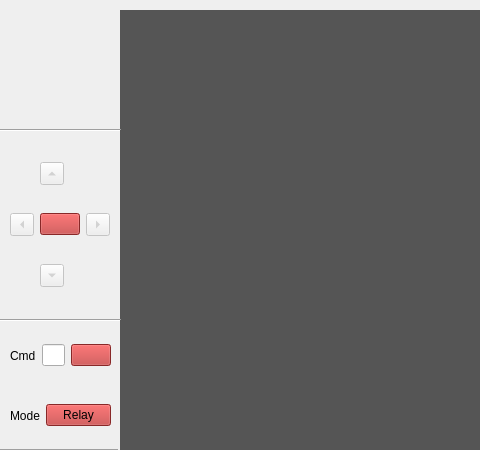
Before: the Qt Designer form pyqt/ui_file.ui in SarathM1/OpenCV2, drawn with Qt 5; both pictures show x 0 to 480 and y 0 to 450 of the 1071 by 664 pixel window.
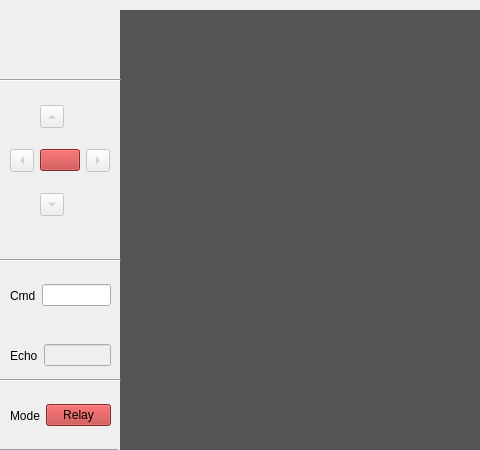
After: the same form once the commit is applied.

Commit message: Removed extra widgets

Patch:
```diff
--- a/pyqt/ui_file.ui
+++ b/pyqt/ui_file.ui
@@ -40,9 +40,9 @@
     <property name="geometry">
      <rect>
       <x>10</x>
-      <y>140</y>
+      <y>90</y>
       <width>101</width>
-      <height>171</height>
+      <height>141</height>
      </rect>
     </property>
     <layout class="QGridLayout" name="gridLayout">
@@ -114,7 +114,7 @@
     <property name="geometry">
      <rect>
       <x>0</x>
-      <y>120</y>
+      <y>70</y>
       <width>121</width>
       <height>20</height>
      </rect>
@@ -127,7 +127,7 @@
     <property name="geometry">
      <rect>
       <x>0</x>
-      <y>310</y>
+      <y>250</y>
       <width>121</width>
       <height>20</height>
      </rect>
@@ -153,7 +153,7 @@
     <property name="geometry">
      <rect>
       <x>10</x>
-      <y>330</y>
+      <y>270</y>
       <width>101</width>
       <height>51</height>
      </rect>
@@ -176,16 +176,6 @@
        </property>
       </widget>
      </item>
-     <item>
-      <widget class="QPushButton" name="echo">
-       <property name="styleSheet">
-        <string notr="true">background-color :rgb(190, 56, 56) ; </string>
-       </property>
-       <property name="text">
-        <string/>
-       </property>
-      </widget>
-     </item>
     </layout>
    </widget>
    <widget class="QWidget" name="horizontalLayoutWidget_2">
@@ -292,6 +282,45 @@
      </item>
     </layout>
    </widget>
+   <widget class="Line" name="line_4">
+    <property name="geometry">
+     <rect>
+      <x>0</x>
+      <y>370</y>
+      <width>121</width>
+      <height>20</height>
+     </rect>
+    </property>
+    <property name="orientation">
+     <enum>Qt::Horizontal</enum>
+    </property>
+   </widget>
+   <widget class="QWidget" name="horizontalLayoutWidget_3">
+    <property name="geometry">
+     <rect>
+      <x>10</x>
+      <y>330</y>
+      <width>101</width>
+      <height>51</height>
+     </rect>
+    </property>
+    <layout class="QHBoxLayout" name="horizontalLayout_2">
+     <item>
+      <widget class="QLabel" name="label_5">
+       <property name="text">
+        <string>Echo</string>
+       </property>
+      </widget>
+     </item>
+     <item>
+      <widget class="QLineEdit" name="echo">
+       <property name="enabled">
+        <bool>false</bool>
+       </property>
+      </widget>
+     </item>
+    </layout>
+   </widget>
   </widget>
   <widget class="QMenuBar" name="menubar">
    <property name="geometry">
```
Left out of the diff: 10 changed lines with no effect on the pictures. The commit also changes 1 other file.
